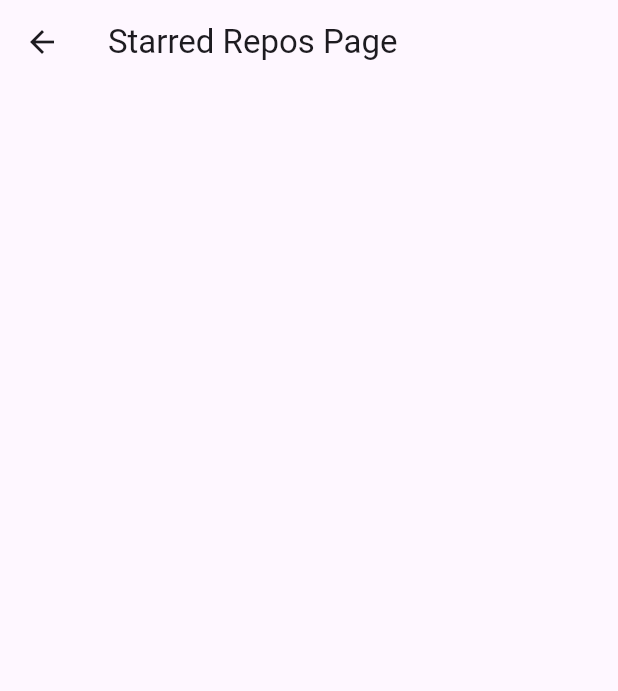
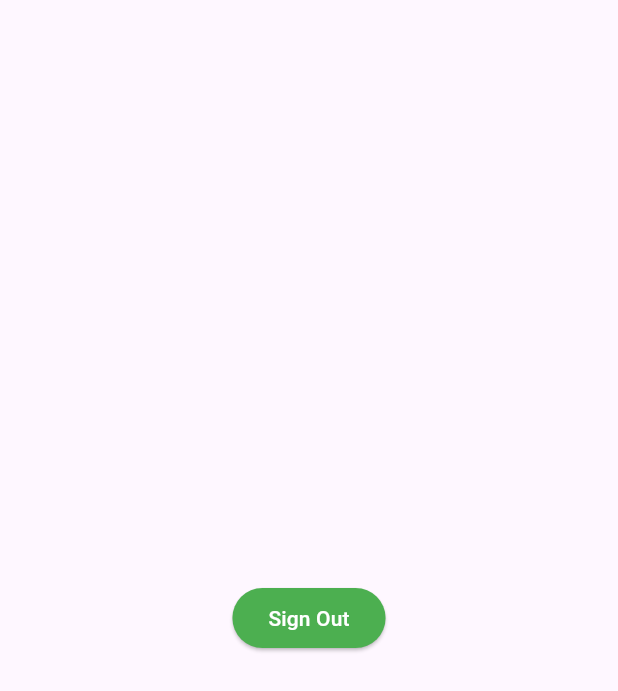
Before and after one commit to SiarheiKauzou/repo_viewer, a Flutter app: the StarredReposPage screen opened by its route, on a phone screen of 412 x 824 dp. Shown: the top 691 px of the screen. Run offline on Flutter 3.47's test engine with Material 3 defaults, Android fonts, the phone set to English and light mode, and no system bars; our stand-ins replace auto_route, dartz, dio, flutter_secure_storage, freezed_annotation, hooks_riverpod and 2 more; missing offline and left inert: oauth2; accounts and stored records are empty.

```diff
--- a/lib/starred_repos/presentation/starred_repos_page.dart
+++ b/lib/starred_repos/presentation/starred_repos_page.dart
@@ -1,15 +1,24 @@
 import 'package:auto_route/auto_route.dart';
 import 'package:flutter/material.dart';
+import 'package:hooks_riverpod/hooks_riverpod.dart';
+import 'package:repo_viewer/auth/shared/providers.dart';
 
 @RoutePage()
-class StarredReposPage extends StatelessWidget {
+class StarredReposPage extends ConsumerWidget {
   const StarredReposPage({super.key});
 
   @override
-  Widget build(BuildContext context) {
+  Widget build(BuildContext context, WidgetRef ref) {
     return Scaffold(
-      appBar: AppBar(
-        title: const Text('Starred Repos Page'),
+      body: Center(
+        child: ElevatedButton(
+          onPressed: ref.read(authNotifierProvider.notifier).signOut,
+          style: const ButtonStyle(
+            foregroundColor: MaterialStatePropertyAll(Colors.white),
+            backgroundColor: MaterialStatePropertyAll(Colors.green),
+          ),
+          child: const Text('Sign Out'),
+        ),
       ),
     );
   }
```
Also changed, not shown: lib/auth/presentation/authorization_page.dart (+13 -0 lines).
